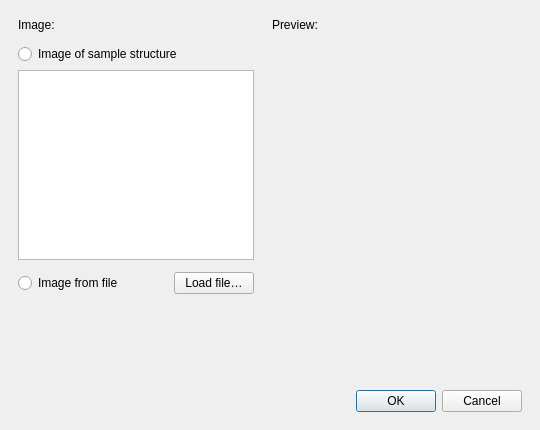
Old version of the form frcpredict/ui/output/virtual_imaging/sample_image_picker_dialog_w.ui in the repository Bodeeen/Resolution_prediction_software.
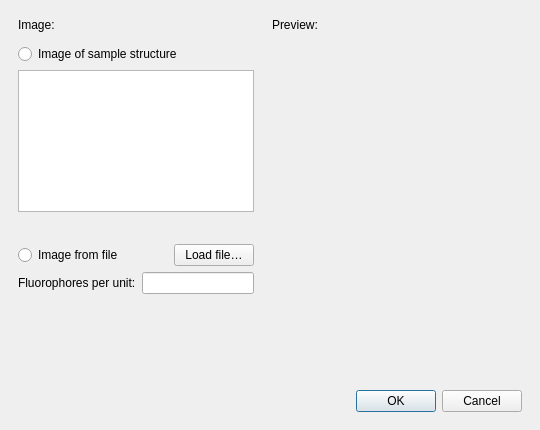
New version of the form. Custom widgets are drawn as their Qt base class.

Commit message: improvement: fluorophores per unit input in sample image picker

Diff of the .ui file:
```diff
--- a/frcpredict/ui/output/virtual_imaging/sample_image_picker_dialog_w.ui
+++ b/frcpredict/ui/output/virtual_imaging/sample_image_picker_dialog_w.ui
@@ -50,7 +50,7 @@
       <number>18</number>
      </property>
      <item>
-      <layout class="QVBoxLayout" name="verticalLayout_2" stretch="0,0,0">
+      <layout class="QVBoxLayout" name="verticalLayout_5">
        <property name="spacing">
         <number>12</number>
        </property>
@@ -62,7 +62,15 @@
         </widget>
        </item>
        <item>
-        <layout class="QVBoxLayout" name="verticalLayout_5">
+        <layout class="QVBoxLayout" name="verticalLayout_2" stretch="0,0">
+         <property name="spacing">
+          <number>32</number>
+         </property>
+         <property name="bottomMargin">
+          <number>0</number>
+         </property>
+         <item>
+          <layout class="QVBoxLayout" name="verticalLayout_6">
          <property name="spacing">
           <number>6</number>
          </property>
@@ -79,7 +87,15 @@
         </layout>
        </item>
        <item>
+          <layout class="QVBoxLayout" name="verticalLayout_4">
+           <property name="spacing">
+            <number>6</number>
+           </property>
+           <item>
         <layout class="QHBoxLayout" name="horizontalLayout_2">
+             <property name="spacing">
+              <number>6</number>
+             </property>
          <item>
           <widget class="QRadioButton" name="rdoFile">
            <property name="text">
@@ -109,6 +125,27 @@
          </item>
         </layout>
        </item>
+           <item>
+            <layout class="QHBoxLayout" name="horizontalLayout_4">
+             <property name="spacing">
+              <number>6</number>
+             </property>
+             <item>
+              <widget class="QLabel" name="label">
+               <property name="text">
+                <string>Fluorophores per unit:</string>
+               </property>
+              </widget>
+             </item>
+             <item>
+              <widget class="FreeFloatBox" name="editFluorophoresPerUnit"/>
+             </item>
+            </layout>
+           </item>
+          </layout>
+         </item>
+        </layout>
+       </item>
       </layout>
      </item>
      <item>
@@ -222,6 +259,13 @@
    </item>
   </layout>
  </widget>
+ <customwidgets>
+  <customwidget>
+   <class>FreeFloatBox</class>
+   <extends>QLineEdit</extends>
+   <header>frcpredict.ui</header>
+  </customwidget>
+ </customwidgets>
  <tabstops>
   <tabstop>rdoSample</tabstop>
   <tabstop>listSample</tabstop>
```
Left out of the diff: 2 changed lines with no effect on the pictures. Lines whose indentation alone changed are shown as unchanged. The commit also changes 4 other files.
